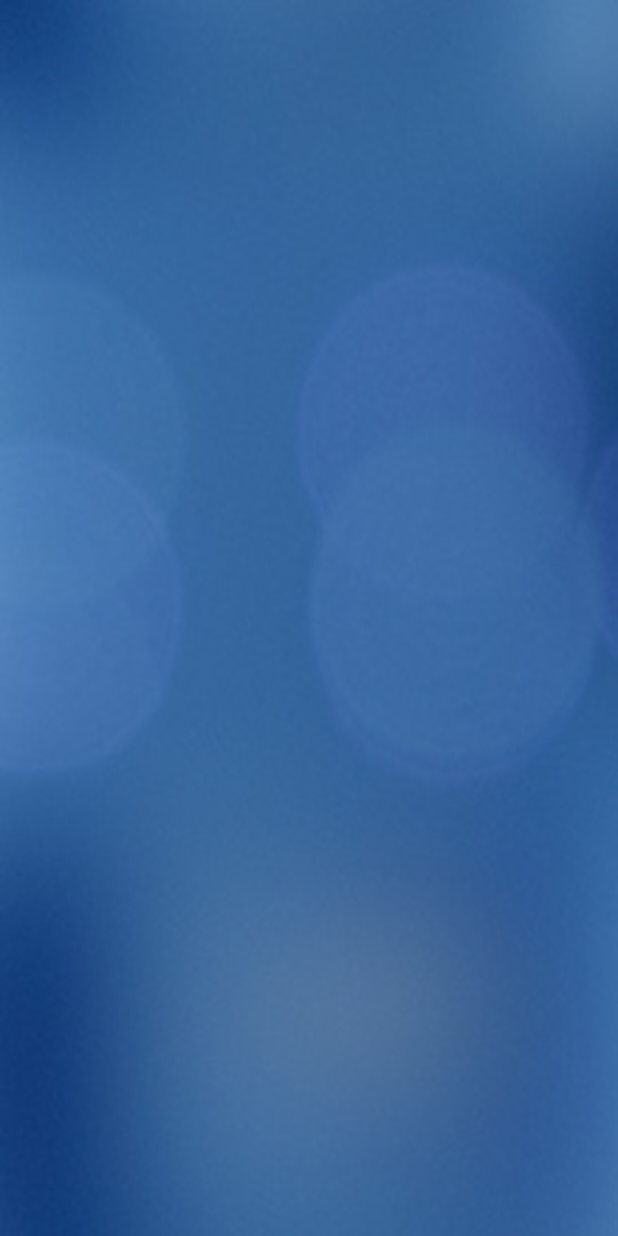
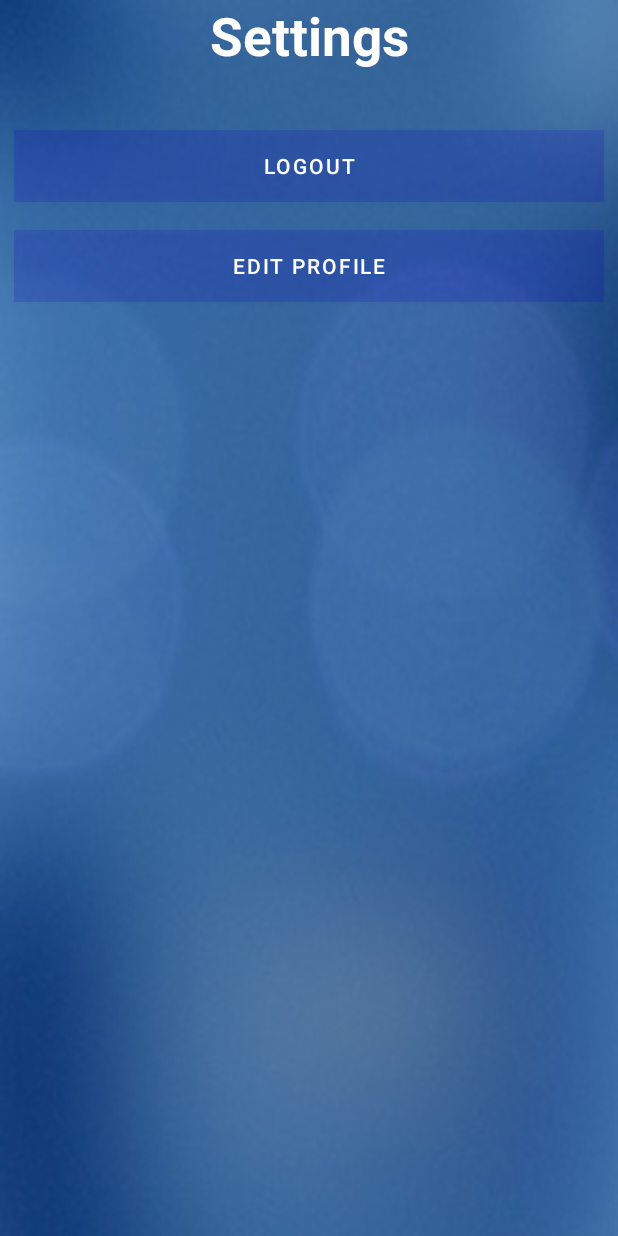
Before and after one commit to Developer105035/Smart-Parking-System, an Android app: the UserSettings screen opened directly, with no data from a screen before it, on a phone screen of 412 x 824 dp. Run offline under Robolectric (Android 15) with nearby library versions, the light colour scheme and no system bars; our stand-ins replace Firebase (no records; nobody signed in at launch, a user with empty details on screens opened directly).

Commit message:
Settings

```diff
--- a/app/src/main/java/com/example/test2/activities/ProfileActivity.java
+++ b/app/src/main/java/com/example/test2/activities/ProfileActivity.java
@@ -98,7 +98,7 @@ public class ProfileActivity extends AppCompatActivity implements View.OnClickLi
                 break;
 
             case R.id.settings:
-                startActivity(new Intent(this, Settings.class));
+                startActivity(new Intent(this, UserSettings.class));
                 break;
         }
     }
--- a/app/src/main/java/com/example/test2/activities/UserSettings.java
+++ b/app/src/main/java/com/example/test2/activities/UserSettings.java
@@ -2,14 +2,54 @@ package com.example.test2.activities;
 
 import androidx.appcompat.app.AppCompatActivity;
 
+import android.content.Intent;
 import android.os.Bundle;
+import android.view.View;
+import android.widget.Button;
+
+import com.example.test2.classes.User;
+import com.google.firebase.auth.AuthResult;
+import com.google.firebase.auth.FirebaseAuth;
 
 import com.example.test2.R;
-public class UserSettings extends AppCompatActivity {
+public class UserSettings extends AppCompatActivity implements View.OnClickListener {
+    private FirebaseAuth Auth;
 
     @Override
     protected void onCreate(Bundle savedInstanceState) {
         super.onCreate(savedInstanceState);
         setContentView(R.layout.activity_settings);
+        Auth = FirebaseAuth.getInstance();
+
+        Button SignOut =  findViewById(R.id.buttonLogout);
+        SignOut.setOnClickListener(this);
+
+        Button EditProfile = findViewById(R.id.EditProfile);
+        EditProfile.setOnClickListener(this);
+
     }
+
+    @Override
+    public void onClick(View view) {
+        switch(view.getId()){
+            case R.id.buttonLogout:
+                Auth.signOut();  // method with the name of RegisterUser
+                startActivity(new Intent(this, MainActivity.class));
+                break;
+            case R.id.EditProfile:
+                edit_user_profile();
+
+
+
+        }
 }
+
+    private void edit_user_profile(){
+        setContentView(R.layout.activity_edit_profile);
+        //UserID = FirebaseAuth.getInstance().getCurrentUser().getUid();
+
+
+
+    }
+
+}
--- a/app/src/main/res/layout/activity_history.xml
+++ b/app/src/main/res/layout/activity_history.xml
@@ -17,7 +17,7 @@
         android:layout_marginEnd="50dp"
         android:layout_marginBottom="30dp"
         android:gravity="center"
-        android:textColor="@color/black"
+        android:textColor="@color/white"
         android:textSize="35dp"
         android:textStyle="bold"/>
 
--- a/app/src/main/res/layout/activity_settings.xml
+++ b/app/src/main/res/layout/activity_settings.xml
@@ -1,8 +1,59 @@
 <?xml version="1.0" encoding="utf-8"?>
-<androidx.constraintlayout.widget.ConstraintLayout xmlns:android="http://schemas.android.com/apk/res/android"
+<RelativeLayout xmlns:android="http://schemas.android.com/apk/res/android"
     xmlns:app="http://schemas.android.com/apk/res-auto"
     xmlns:tools="http://schemas.android.com/tools"
     android:layout_width="match_parent"
     android:layout_height="match_parent"
     android:background="@drawable/background"
-    tools:context=".activities.UserSettings"/>
+    tools:context=".activities.UserSettings">
+
+
+    <TextView
+        android:text="Settings"
+        android:id="@+id/setting"
+        android:layout_width="match_parent"
+        android:layout_height="wrap_content"
+        android:layout_marginStart="50dp"
+        android:layout_marginTop="0dp"
+        android:layout_marginEnd="50dp"
+        android:layout_marginBottom="30dp"
+        android:gravity="center"
+        android:textColor="@color/white"
+        android:textSize="35dp"
+        android:textStyle="bold"/>
+
+
+    <com.google.android.material.button.MaterialButton
+        android:layout_width="match_parent"
+        android:layout_height="wrap_content"
+        android:id="@+id/buttonLogout"
+        android:layout_below="@id/setting"
+        android:text="Logout"
+        android:textColor="@color/white"
+        android:layout_marginStart="9dp"
+        android:layout_marginTop="9dp"
+        android:layout_marginEnd="9dp"
+        android:layout_marginBottom="9dp"
+        android:layout_centerHorizontal="true"
+        android:backgroundTint="#ff0000ff"
+        android:background="#30ffffff"/>
+
+    <com.google.android.material.button.MaterialButton
+        android:layout_width="match_parent"
+        android:layout_height="wrap_content"
+        android:id="@+id/EditProfile"
+        android:layout_below="@id/buttonLogout"
+        android:text="Edit Profile"
+        android:textColor="@color/white"
+        android:layout_marginStart="9dp"
+        android:layout_marginTop="9dp"
+        android:layout_marginEnd="9dp"
+        android:layout_marginBottom="9dp"
+        android:layout_centerHorizontal="true"
+        android:backgroundTint="#ff0000ff"
+        android:background="#30ffffff"/>
+
+
+
+
+</RelativeLayout>
```
Also changed, not shown: app/src/main/java/com/example/test2/activities/Booking.java (+10 -4 lines), app/src/main/java/com/example/test2/activities/History.java (+7 -7 lines), app/src/main/java/com/example/test2/classes/History.java (deleted, +0 -22 lines), app/src/main/java/com/example/test2/classes/history_data.java (+10 -10 lines), app/src/main/res/layout/activity_edit_profile.xml (added, +198 -0 lines).
